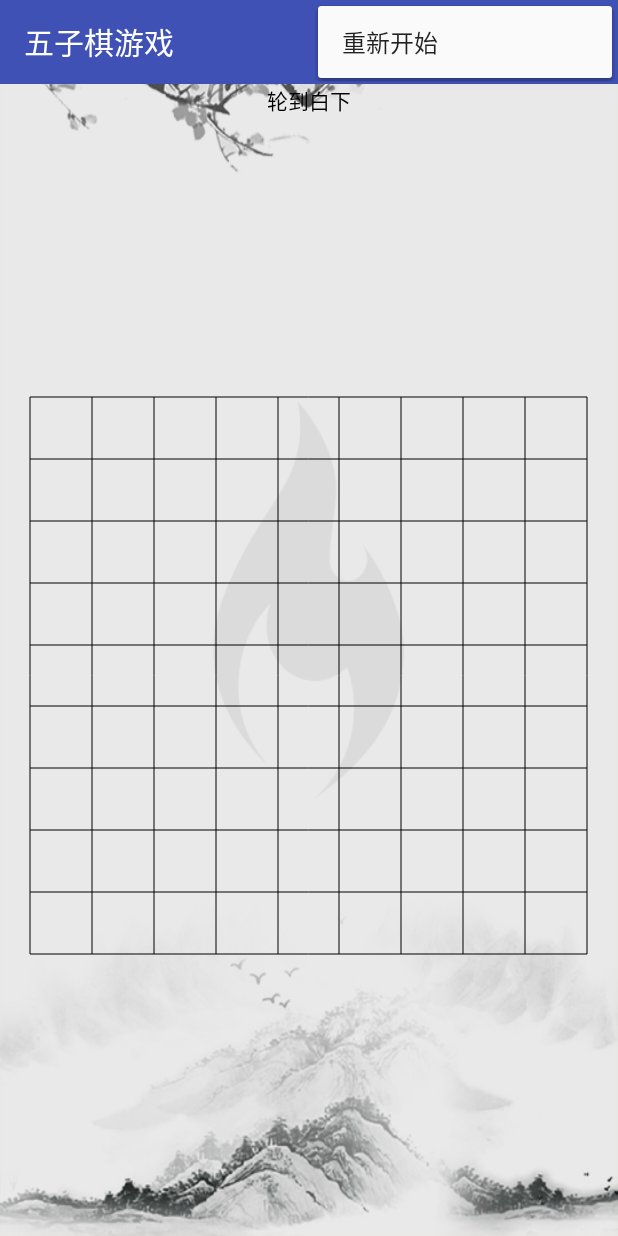
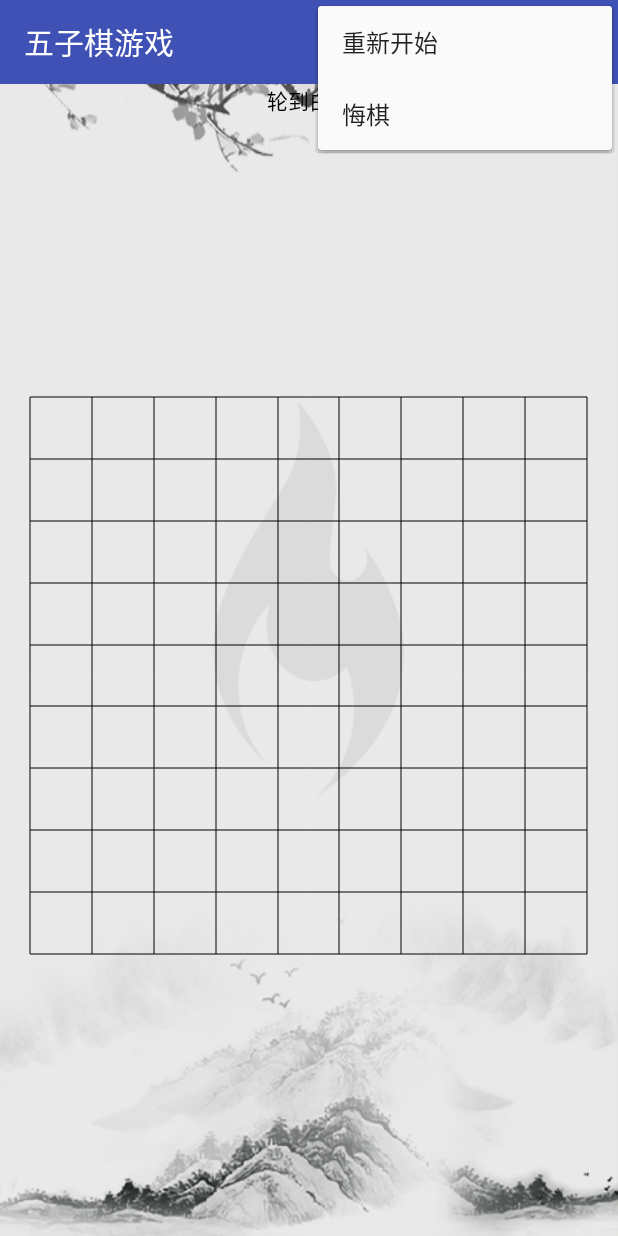
Before and after one commit to Qsister/WuZiQiGame, an Android app: the screen it shows after launch (MainActivity), with the options menu open, on a phone screen of 412 x 824 dp. Run offline under Robolectric (Android 15) with nearby library versions, the phone set to English and light mode, and no system bars.

Commit message:
添加悔棋功能

```diff
--- a/app/src/main/java/com/gson8/wuziqigame/MainActivity.java
+++ b/app/src/main/java/com/gson8/wuziqigame/MainActivity.java
@@ -22,6 +22,7 @@ public class MainActivity extends AppCompatActivity implements Toolbar.OnMenuIte
 
         mToolbar = (Toolbar)findViewById(R.id.toolbar);
         tvDis = (TextView)findViewById(R.id.tv_dis);
+
         mWuZiQiPanel = (WuZiQiPanel)findViewById(R.id.wzq);
 
         mToolbar.inflateMenu(R.menu.menu_wu);
@@ -101,6 +102,10 @@ public class MainActivity extends AppCompatActivity implements Toolbar.OnMenuIte
             mWuZiQiPanel.reStart();
             return true;
         }
+        else if(item.getItemId() == R.id.action_pre)
+        {
+            mWuZiQiPanel.pre();
+        }
         return false;
     }
 }
--- a/app/src/main/res/menu/menu_wu.xml
+++ b/app/src/main/res/menu/menu_wu.xml
@@ -5,4 +5,7 @@
         android:icon="@drawable/ic_replay"
         android:showAsAction="ifRoom"
         android:title="@string/string_restart"/>
+    <item
+        android:id="@+id/action_pre"
+        android:title="悔棋"/>
 </menu>
```
Also changed, not shown: app/src/main/java/com/gson8/wuziqigame/WuZiQiPanel.java (+27 -0 lines), 1 other file.
